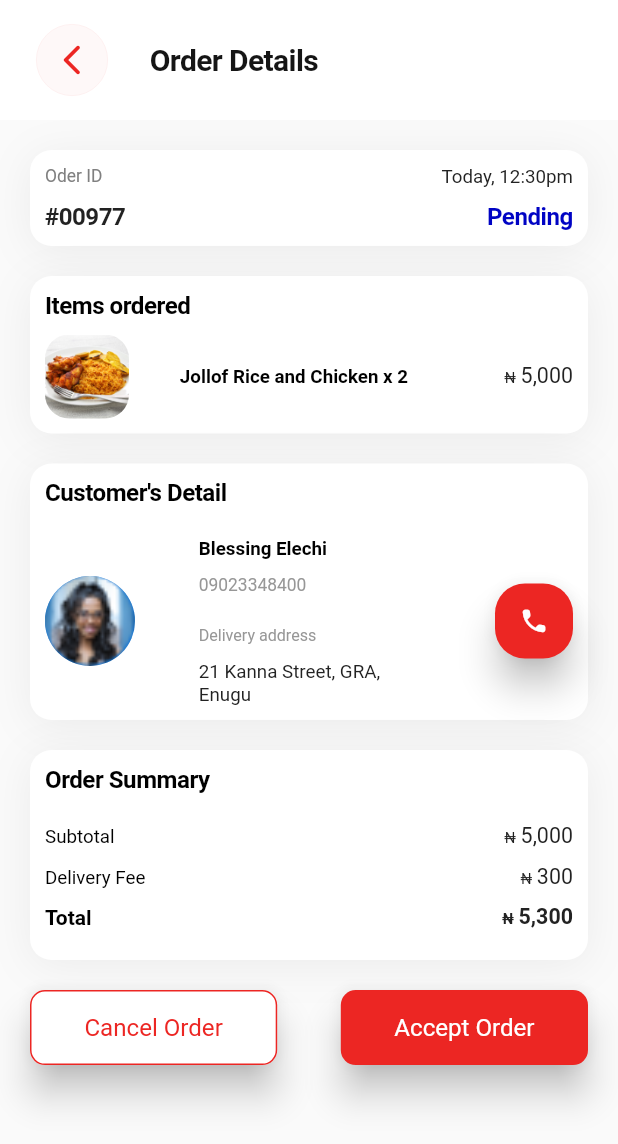
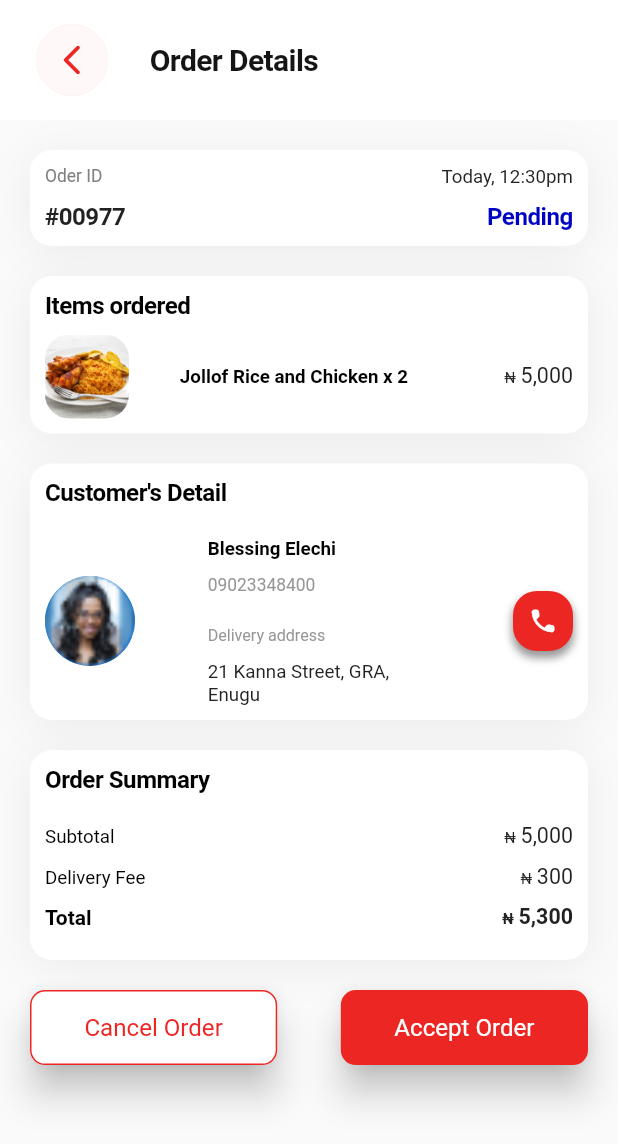
Before and after one commit to egideons/benji_vendor, a Flutter app: the OrderDetails screen opened directly, on a phone screen of 412 x 824 dp. Shown: the top 1144 px of the screen. Run offline on Flutter 3.47's test engine with Material 2 defaults, Android fonts, the phone set to English and light mode, and no system bars; our stand-ins replace flutter_spinkit, google_fonts, hexcolor; Roboto replaces fonts that are missing (Sen).

Commit message:
Refacored code - changed the elevatedbutton to a container

```diff
--- a/lib/app/orders/order details.dart
+++ b/lib/app/orders/order details.dart
@@ -325,43 +325,32 @@ class _OrderDetailsState extends State<OrderDetails> {
                           ),
                         ],
                       ),
-                      ElevatedButton(
-                        onPressed: () {},
-                        style: ElevatedButton.styleFrom(
-                            backgroundColor: kAccentColor,
-                            elevation: 10.0,
-                            enableFeedback: true,
-                            minimumSize: const Size(30, 50),
-                            shape: RoundedRectangleBorder(
-                              borderRadius: BorderRadius.circular(
-                                20,
-                              ),
-                            )),
-                        child: Icon(
-                          Icons.phone_rounded,
-                          color: kPrimaryColor,
-                          size: 20,
+                      Container(
+                        width: 40,
+                        height: 40,
+                        decoration: ShapeDecoration(
+                          color: kAccentColor,
+                          shape: RoundedRectangleBorder(
+                            borderRadius: BorderRadius.circular(16),
+                          ),
+                          shadows: [
+                            BoxShadow(
+                              blurRadius: 4,
+                              spreadRadius: 0.7,
+                              color: kBlackColor.withOpacity(0.4),
+                              offset: const Offset(0, 4),
+                            )
+                          ],
+                        ),
+                        child: IconButton(
+                          onPressed: () {},
+                          icon: Icon(
+                            Icons.phone_rounded,
+                            color: kPrimaryColor,
+                            size: 20,
+                          ),
                         ),
                       ),
-                      // Container(
-                      //   width: 40,
-                      //   height: 40,
-                      //   decoration: ShapeDecoration(
-                      //     color: kAccentColor,
-                      //     shape: RoundedRectangleBorder(
-                      //       borderRadius: BorderRadius.circular(14.30),
-                      //     ),
-                      //   ),
-                      //   child: Center(
-                      //     child: IconButton(
-                      //       onPressed: () {},
-                      //       icon: Icon(
-                      //         Icons.phone_rounded,
-                      //         color: kPrimaryColor,
-                      //       ),
-                      //     ),
-                      //   ),
-                      // ),
                     ],
                   ),
                 ],
```
